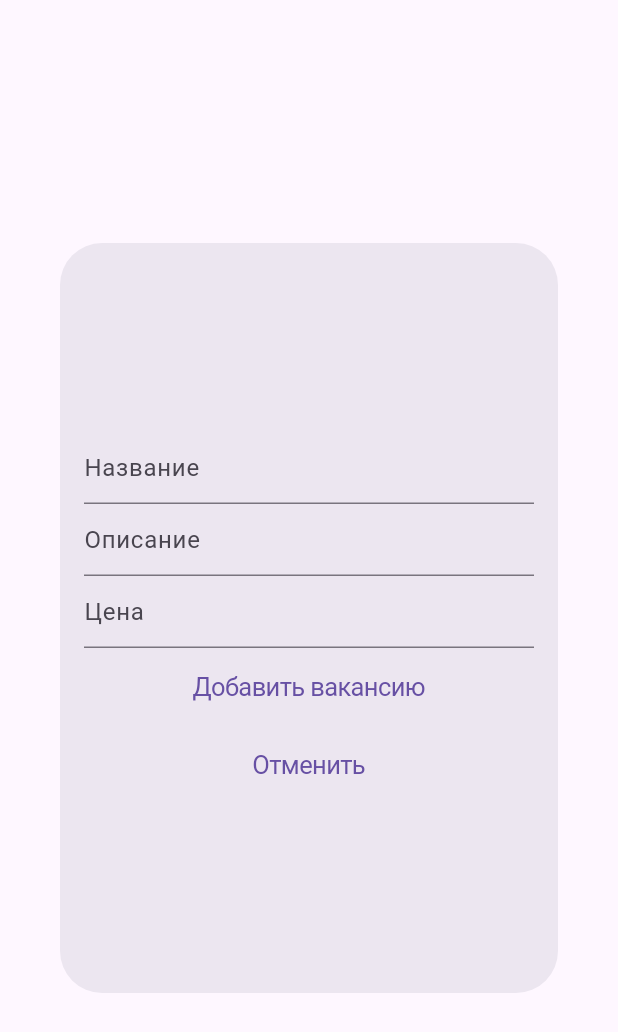
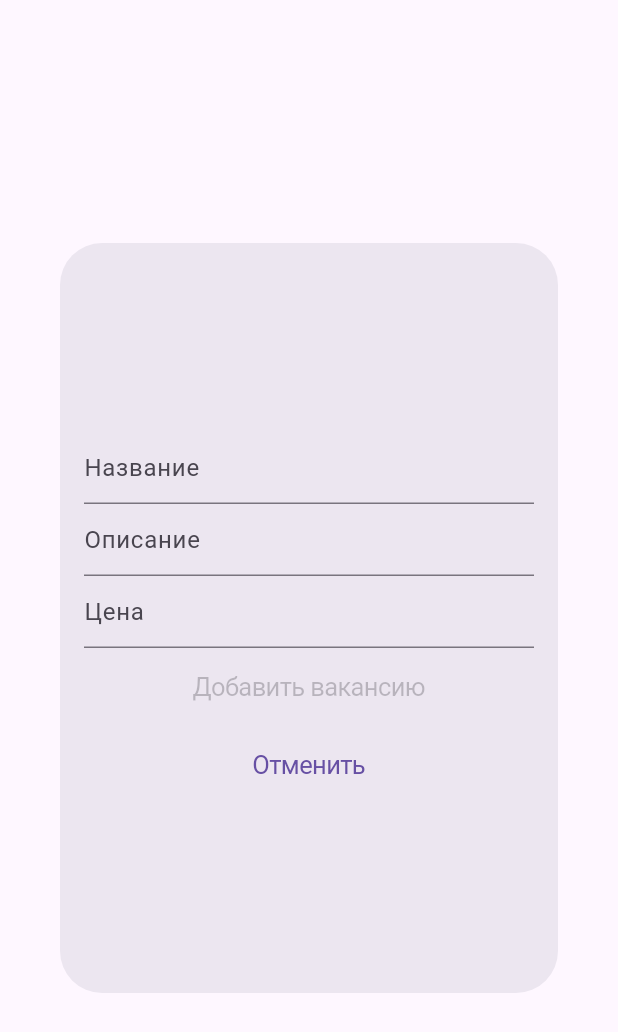
Before and after one commit to Raoster100/spektr_, a Flutter app: the VacancyDialog widget shown alone on an empty page, opened directly, on a phone screen of 412 x 824 dp. Shown: the top 1032 px of the screen. Run offline on Flutter 3.47's test engine with Material 3 defaults, Android fonts, the phone set to English and light mode, and no system bars; our stand-ins replace auto_route, drift, file_picker, flutter_map, flutter_svg, hive_flutter and 1 more; missing offline and left inert: maps_launcher, ru_phone_formatter, sbeu_reactive_pattern, sqlite3; accounts and stored records are empty; generated files the repository leaves out were written again.

Commit message:
Update vacancy_dialog.dart

```diff
--- a/lib/presentation/screens/admin/widget/vacancy_dialog.dart
+++ b/lib/presentation/screens/admin/widget/vacancy_dialog.dart
@@ -1,8 +1,6 @@
 import 'package:flutter/cupertino.dart';
 import 'package:flutter/material.dart';
 import 'package:flutter/widgets.dart';
-import 'package:spektr/data/hive_service.dart';
-import 'package:spektr/data/models/hive_models.dart';
 
 class VacancyDialog extends StatefulWidget {
   const VacancyDialog({
@@ -18,12 +16,12 @@ class _VacancyDialogState extends State<VacancyDialog> {
   final descriptionController = TextEditingController();
   final priceController = TextEditingController();
 
-  _addVacancy() async {
+/*  _addVacancy() async {
     HiveService().putVacancy(Vacancy(
         name: nameController.text,
         price: priceController.text,
         description: descriptionController.text));
-  }
+  }*/
 
   @override
   Widget build(BuildContext context) {
@@ -59,7 +57,7 @@ class _VacancyDialogState extends State<VacancyDialog> {
                     ),
                   ),
                   CupertinoButton(
-                      child: Text('Добавить вакансию'), onPressed: _addVacancy),
+                      child: Text('Добавить вакансию'), onPressed: /*_addVacancy*/null),
                   CupertinoButton(
                       child: Text('Отменить'),
                       onPressed: Navigator.of(context).pop)
```
